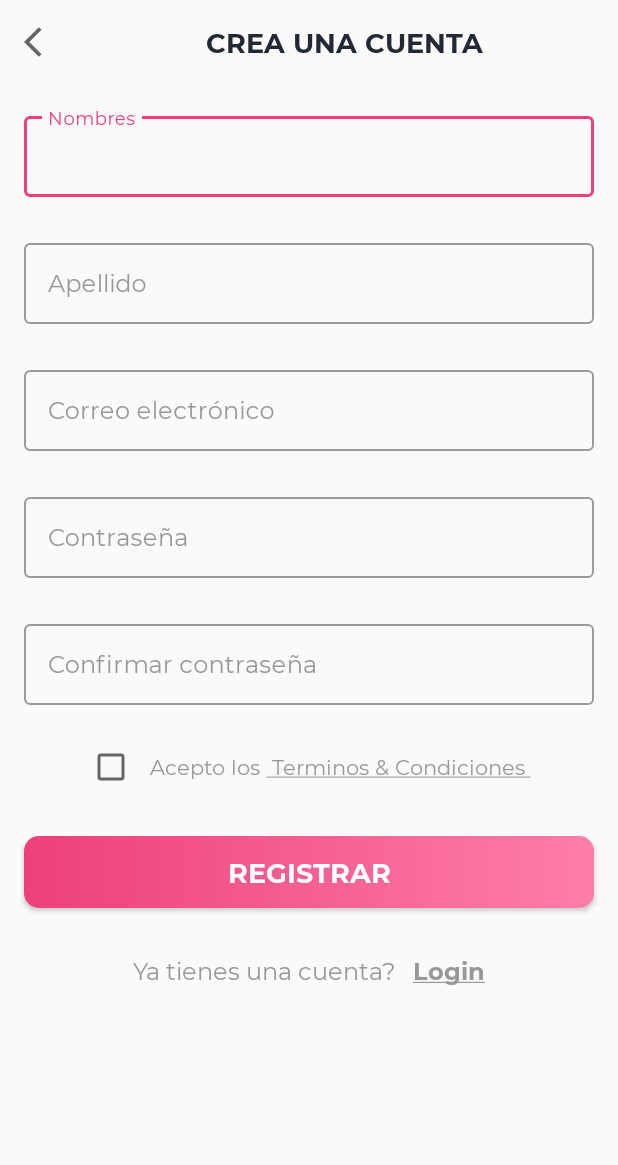
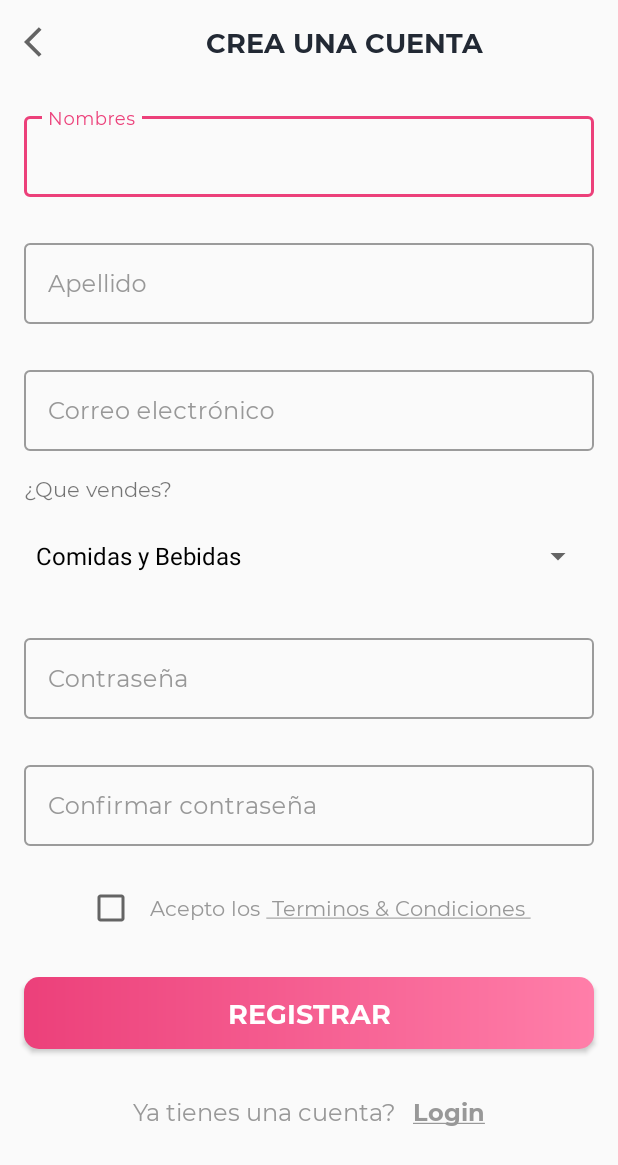
Before and after one commit to dannyroot95/Aukde, an Android app: the screen it shows after launch (RegisterActivity), after a tap on "Registrar", on a phone screen of 412 x 824 dp. Shown: the top 1165 px of the screen. Run offline under Robolectric (Android 15) with nearby library versions, the phone set to English and light mode, and no system bars; our stand-ins replace Firebase (no records; nobody signed in at launch, a user with empty details on screens opened directly); 1 statement that could not run was skipped; 2 other taps on this screen came first.

Commit message:
Version 1.3.3

```diff
--- a/app/src/main/java/com/aukdeshop/models/User.kt
+++ b/app/src/main/java/com/aukdeshop/models/User.kt
@@ -12,6 +12,7 @@ data class User(
     val firstName: String = "",
     val lastName: String = "",
     val email: String = "",
+    val type_product:String = "",
     val image: String = "",
     val mobile: Long = 0,
     val gender: String = "",
--- a/app/src/main/java/com/aukdeshop/ui/activities/RegisterActivity.kt
+++ b/app/src/main/java/com/aukdeshop/ui/activities/RegisterActivity.kt
@@ -2,7 +2,11 @@ package com.aukdeshop.ui.activities
 
 import android.os.Bundle
 import android.text.TextUtils
+import android.view.View
 import android.view.WindowManager
+import android.widget.AdapterView
+import android.widget.ArrayAdapter
+import android.widget.Spinner
 import android.widget.Toast
 import com.google.android.gms.tasks.OnCompleteListener
 import com.google.firebase.auth.AuthResult
@@ -16,6 +20,8 @@ import kotlinx.android.synthetic.main.activity_register.*
 @Suppress("DEPRECATION")
 class RegisterActivity : BaseActivity() {
 
+    private var mTypeProduct : String = ""
+    private lateinit var spinnerProduct : Spinner
     /**
      * This function is auto created by Android when the Activity Class is created.
      */
@@ -24,9 +30,26 @@ class RegisterActivity : BaseActivity() {
         super.onCreate(savedInstanceState)
         // This is used to align the xml view to this class
         setContentView(R.layout.activity_register)
+        spinnerProduct = findViewById(R.id.spinner_type_product)
 
         // This is used to hide the status bar and make the splash screen as a full screen activity.
         // It is deprecated in the API level 30. I will update you with the alternate solution soon.
+
+        val adapterSpinner = ArrayAdapter.createFromResource(
+                this,
+                R.array.type_product,
+                R.layout.support_simple_spinner_dropdown_item
+        )
+        spinnerProduct.adapter = adapterSpinner
+        spinnerProduct.onItemSelectedListener = object : AdapterView.OnItemSelectedListener {
+            override fun onItemSelected(parent: AdapterView<*>?, view: View, position: Int, id: Long) {
+                mTypeProduct = parent!!.getItemAtPosition(position).toString()
+            }
+            override fun onNothingSelected(parent: AdapterView<*>?) {
+
+            }
+        }
+
         window.setFlags(
             WindowManager.LayoutParams.FLAG_FULLSCREEN,
             WindowManager.LayoutParams.FLAG_FULLSCREEN
@@ -147,7 +170,8 @@ class RegisterActivity : BaseActivity() {
                                 firebaseUser.uid,
                                 et_first_name.text.toString().trim { it <= ' ' },
                                 et_last_name.text.toString().trim { it <= ' ' },
-                                et_email.text.toString().trim { it <= ' ' }
+                                et_email.text.toString().trim { it <= ' ' },
+                                mTypeProduct
                             )
 
                             // Pass the required values in the constructor.
--- a/app/src/main/java/com/aukdeshop/utils/Constants.kt
+++ b/app/src/main/java/com/aukdeshop/utils/Constants.kt
@@ -28,6 +28,7 @@ object Constants {
 
     // Intent extra constants.
     const val EXTRA_USER_DETAILS: String = "extra_user_details"
+    const val EXTRA_USER_TYPE_PRODUCT : String = "extra_user_type_product"
     const val EXTRA_PRODUCT_ID: String = "extra_product_id"
     const val EXTRA_PRODUCT_OWNER_ID: String = "extra_product_owner_id"
     const val EXTRA_ADDRESS_DETAILS: String = "AddressDetails"
--- a/app/src/main/res/layout/activity_register.xml
+++ b/app/src/main/res/layout/activity_register.xml
@@ -110,6 +110,30 @@
                     android:textSize="@dimen/et_textSize" />
             </com.google.android.material.textfield.TextInputLayout>
 
+            <com.aukdeshop.utils.MSPTextView
+                android:id="@+id/textView_type_product"
+                android:layout_width="match_parent"
+                android:layout_height="wrap_content"
+                android:layout_marginStart="16dp"
+                android:layout_marginTop="16dp"
+                app:layout_constraintEnd_toEndOf="parent"
+                app:layout_constraintStart_toStartOf="parent"
+                app:layout_constraintTop_toBottomOf="@id/til_email"
+                android:text="@string/sale"
+                android:layout_marginEnd="16dp"
+                />
+
+            <Spinner
+                android:layout_width="match_parent"
+                android:id="@+id/spinner_type_product"
+                android:layout_height="wrap_content"
+                android:layout_marginStart="16dp"
+                android:layout_marginTop="11dp"
+                android:layout_marginEnd="16dp"
+                app:layout_constraintEnd_toEndOf="parent"
+                app:layout_constraintStart_toStartOf="parent"
+                app:layout_constraintTop_toBottomOf="@id/textView_type_product" />
+
             <com.google.android.material.textfield.TextInputLayout
                 android:id="@+id/til_password"
                 style="@style/Widget.MaterialComponents.TextInputLayout.OutlinedBox"
@@ -122,7 +146,7 @@
                 android:textColorHint="@color/colorSecondaryText"
                 app:layout_constraintEnd_toEndOf="parent"
                 app:layout_constraintStart_toStartOf="parent"
-                app:layout_constraintTop_toBottomOf="@id/til_email">
+                app:layout_constraintTop_toBottomOf="@id/spinner_type_product">
 
                 <com.aukdeshop.utils.MSPEditText
                     android:id="@+id/et_password"
--- a/app/src/main/res/layout/fragment_dashboard.xml
+++ b/app/src/main/res/layout/fragment_dashboard.xml
@@ -282,7 +282,7 @@
                 android:id="@+id/rv_dashboard_items"
                 android:elevation="6dp"
                 android:layout_width="match_parent"
-                android:layout_height="420dp"
+                android:layout_height="410dp"
                 android:visibility="gone"/>
 
         </LinearLayout>
--- a/app/src/main/res/values/strings.xml
+++ b/app/src/main/res/values/strings.xml
@@ -189,6 +189,7 @@
     <string name="electro">Electrodomesticos</string>
     <string name="funny">Diversión</string>
     <string name="recently">Mas recientes</string>
+    <string name="sale">¿Que vendes?</string>
 
 
 </resources>
```
Also changed, not shown: app/src/main/java/com/aukdeshop/ui/activities/AddProductActivity.kt (+4 -19 lines), app/src/main/java/com/aukdeshop/ui/activities/UserProfileActivity.kt (+11 -0 lines), app/src/main/res/layout/activity_add_product.xml (+1 -25 lines).
